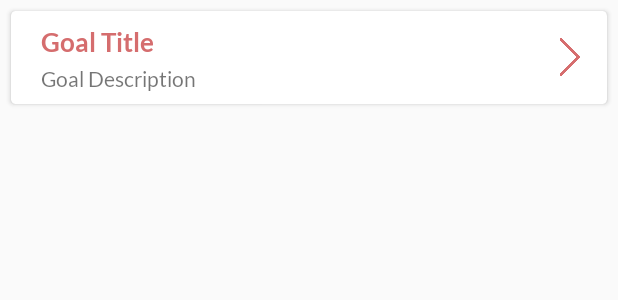
After one commit to Yarinov/Our-Goal, an Android app: the layout goal_in_profile_layout.xml on its own in the app's theme, with its tools: preview values and no code run, on a phone screen of 412 x 824 dp. The commit adds this screen. Shown: the top 300 px of the screen. Run offline under Robolectric (Android 15) with nearby library versions, the phone set to English and light mode, and no system bars.

Commit message:
Add goals in profile, friends system - undone

```diff
--- a/app/src/main/java/com/yarinov/ourgoal/MainActivity.kt
+++ b/app/src/main/java/com/yarinov/ourgoal/MainActivity.kt
@@ -8,6 +8,7 @@ import androidx.viewpager.widget.ViewPager
 import com.google.android.material.tabs.TabLayout
 import com.google.firebase.auth.FirebaseAuth
 import com.google.firebase.auth.FirebaseUser
+import com.yarinov.ourgoal.connection.ConnectionFragment
 import com.yarinov.ourgoal.goal.mygoals.MyGoalsFragment
 import com.yarinov.ourgoal.search.SearchFragment
 import com.yarinov.ourgoal.user.auth.AuthenticationActivity
--- a/app/src/main/java/com/yarinov/ourgoal/ConnectionFragment.kt
+++ b/app/src/main/java/com/yarinov/ourgoal/connection/ConnectionFragment.kt
@@ -1,4 +1,4 @@
-package com.yarinov.ourgoal
+package com.yarinov.ourgoal.connection
 
 
 import android.os.Bundle
@@ -14,6 +14,7 @@ import com.google.firebase.database.DataSnapshot
 import com.google.firebase.database.DatabaseError
 import com.google.firebase.database.FirebaseDatabase
 import com.google.firebase.database.ValueEventListener
+import com.yarinov.ourgoal.R
 
 /**
  * A simple [Fragment] subclass.
@@ -52,7 +53,7 @@ class ConnectionFragment : Fragment() {
 
         val currentUserConnectionDB =
             FirebaseDatabase.getInstance()
-                .reference.child("connections/${currentUser!!.uid}/friend_requests")
+                .reference.child("connections/${currentUser!!.uid}/friend_request/received")
 
         val getFriendRequestsListener = object : ValueEventListener {
             override fun onCancelled(p0: DatabaseError) {}
@@ -61,6 +62,7 @@ class ConnectionFragment : Fragment() {
 
                 if (p0.exists()) {
                     friendRequestsSection?.visibility = View.VISIBLE
+
 
                     for (userRequest in p0.children) {
                         usersRequestIdList?.add(userRequest.key.toString())
--- a/app/src/main/res/layout/activity_profile.xml
+++ b/app/src/main/res/layout/activity_profile.xml
@@ -59,7 +59,7 @@
                 app:cardMaxElevation="3sp">
 
                 <TextView
-                    android:id="@+id/textView10"
+                    android:id="@+id/textInFollowSection"
                     android:layout_width="wrap_content"
                     android:layout_height="wrap_content"
                     android:layout_gravity="center"
@@ -69,7 +69,7 @@
                     android:gravity="center"
                     android:paddingLeft="40sp"
                     android:paddingRight="40sp"
-                    android:text="Follow"
+                    android:text="Send Friend Request"
                     android:textColor="@android:color/white"
                     android:textSize="18sp" />
             </androidx.cardview.widget.CardView>
--- /dev/null
+++ b/app/src/main/res/layout/goal_in_profile_layout.xml
@@ -0,0 +1,68 @@
+<?xml version="1.0" encoding="utf-8"?>
+<LinearLayout xmlns:android="http://schemas.android.com/apk/res/android"
+    xmlns:app="http://schemas.android.com/apk/res-auto"
+    android:layout_width="match_parent"
+    android:layout_height="wrap_content"
+    android:orientation="vertical"
+    android:textAlignment="gravity"
+    xmlns:custom="http://schemas.android.com/apk/res-auto"
+    android:textDirection="locale">
+
+
+    <androidx.cardview.widget.CardView
+        android:layout_width="match_parent"
+        android:layout_height="wrap_content"
+        android:layout_margin="7sp"
+        android:elevation="4sp"
+        app:cardCornerRadius="3sp">
+
+        <LinearLayout
+            android:layout_width="match_parent"
+            android:layout_height="wrap_content"
+            android:orientation="horizontal">
+
+            <LinearLayout
+                android:layout_width="match_parent"
+                android:layout_height="wrap_content"
+                android:layout_weight="1"
+                android:orientation="vertical">
+
+                <TextView
+                    android:id="@+id/goalTitleLabel"
+                    android:layout_width="match_parent"
+                    android:layout_height="wrap_content"
+                    android:layout_marginStart="20sp"
+                    android:layout_marginTop="10sp"
+                    android:layout_marginEnd="10sp"
+                    android:layout_marginBottom="5sp"
+                    android:fontFamily="@font/lato_bold"
+                    android:text="Goal Title"
+                    android:textColor="@color/colorPrimary"
+                    android:textSize="17sp" />
+
+                <TextView
+                    android:id="@+id/goalDescriptionLabel"
+                    android:layout_width="match_parent"
+                    android:layout_height="wrap_content"
+                    android:layout_marginStart="20sp"
+                    android:layout_marginEnd="10sp"
+                    android:layout_marginBottom="8sp"
+                    android:fontFamily="@font/lato"
+                    android:text="Goal Description"
+                    android:textSize="14sp" />
+
+            </LinearLayout>
+
+            <ImageView
+                android:id="@+id/imageView6"
+                android:layout_width="25sp"
+                android:layout_height="25sp"
+                android:layout_gravity="center"
+                android:layout_margin="12sp"
+                android:background="@android:color/transparent"
+                custom:srcCompat="@drawable/arrow_right_ic" />
+        </LinearLayout>
+
+    </androidx.cardview.widget.CardView>
+
+</LinearLayout>
--- a/app/src/main/res/values/colors.xml
+++ b/app/src/main/res/values/colors.xml
@@ -5,7 +5,7 @@
     <color name="colorAccent">#6989A4</color>
     <color name="softBrown">#EFB76C</color>
     <color name="lightSoftBrown">#FFDC91</color>
-    <color name="com_facebook_button_background_color_disabled">#777777</color>
+    <color name="gray">#777777</color>
     <color name="com_facebook_button_login_silver_background_color_pressed">#326397</color>
     <color name="com_facebook_button_login_silver_background_color">#f4f6f8</color>
     <color name="dividerColor">#D1898A</color>
```
Also changed, not shown: app/src/main/java/com/yarinov/ourgoal/user/profile/GoalsInProfileAdapter.kt (added, +80 -0 lines), app/src/main/java/com/yarinov/ourgoal/user/profile/ProfileActivity.kt (+106 -10 lines), app/src/main/res/layout/fragment_connection.xml (+4 -3 lines), app/src/main/res/drawable/arrow_right_ic.png (added).
